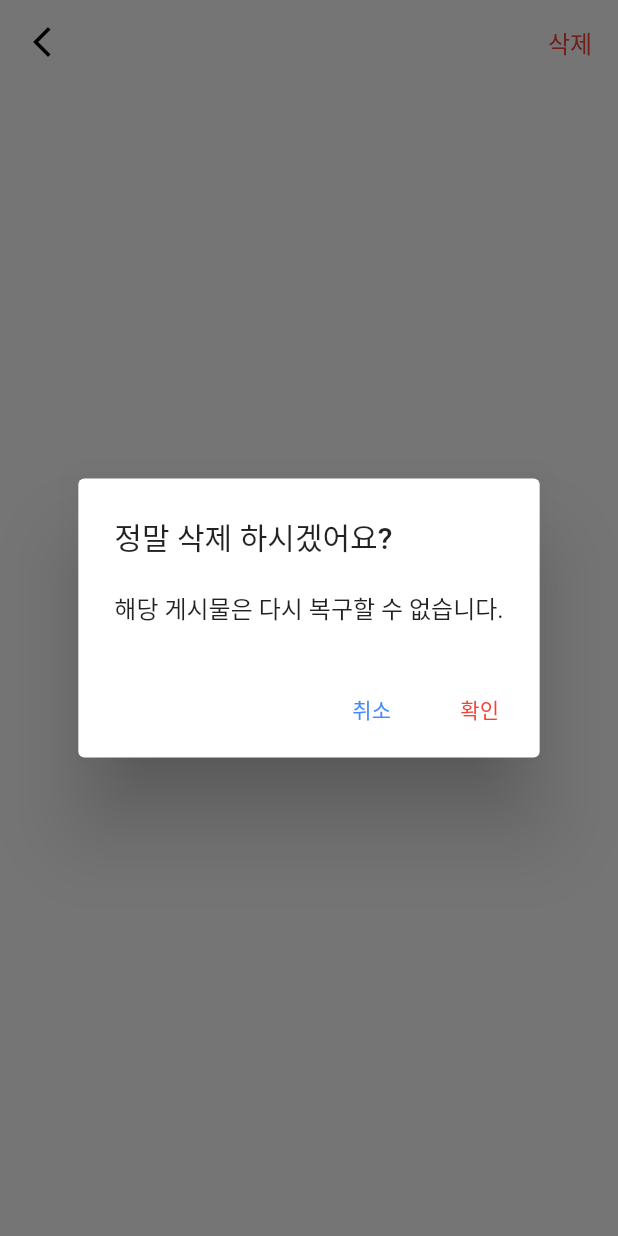
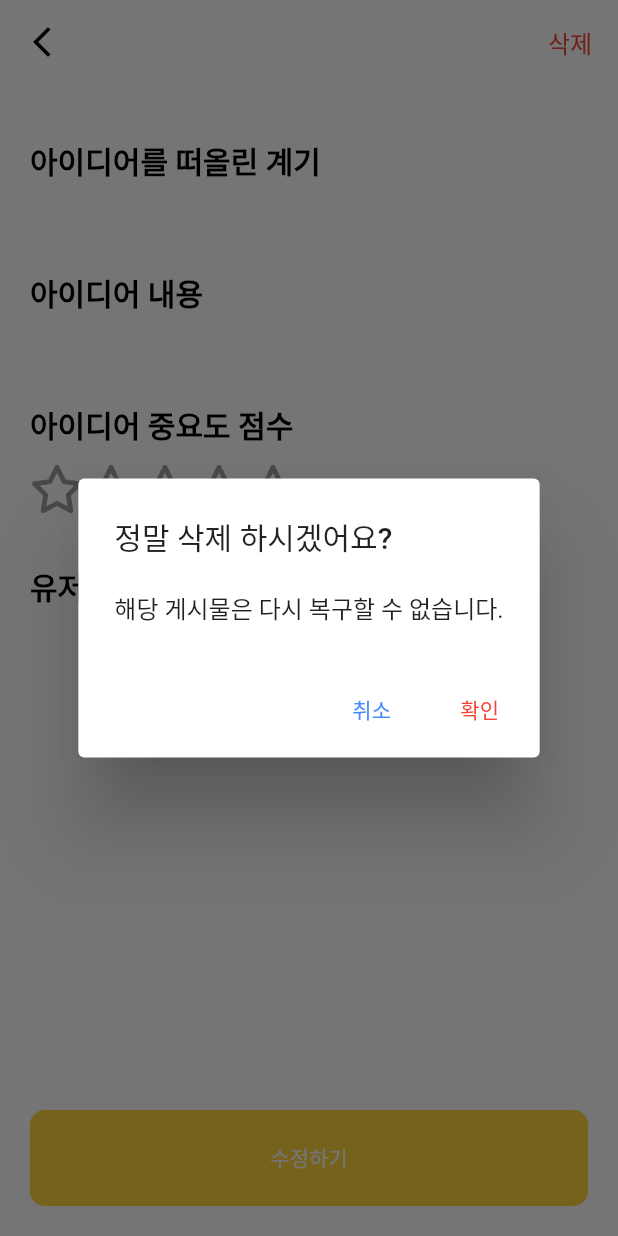
Before and after one commit to academy3746/idea_note5, a Flutter app: the DetailScreen screen opened directly with empty values, after a tap on "삭제", on a phone screen of 412 x 824 dp. Run offline on Flutter 3.47's test engine with Material 3 defaults, Android fonts, the phone set to English and light mode, and no system bars; drawn by our look-alikes of flutter_rating_bar; our stand-ins replace fluttertoast, font_awesome_flutter, sqflite; accounts and stored records are empty.

Commit message:
아이디어 상세 화면...7

```diff
--- a/lib/common/widgets/confirm_button.dart
+++ b/lib/common/widgets/confirm_button.dart
@@ -5,15 +5,19 @@ class ConfirmButton extends StatelessWidget {
   const ConfirmButton({
     super.key,
     required this.btnText,
+    this.margin,
   });
 
   final String btnText;
+
+  final EdgeInsetsGeometry? margin;
 
   @override
   Widget build(BuildContext context) {
     var themeColor = Theme.of(context).primaryColor;
 
     return Container(
+      margin: margin,
       decoration: ShapeDecoration(
         color: themeColor,
         shape: OutlineInputBorder(
--- a/lib/features/detail_screen/detail_screen.dart
+++ b/lib/features/detail_screen/detail_screen.dart
@@ -1,6 +1,9 @@
 import 'package:flutter/material.dart';
+import 'package:idea_note5/common/constants/gaps.dart';
 import 'package:idea_note5/common/constants/sizes.dart';
+import 'package:idea_note5/common/widgets/confirm_button.dart';
 import 'package:idea_note5/common/widgets/delete_button.dart';
+import 'package:idea_note5/common/widgets/score_indicator.dart';
 import 'package:idea_note5/data/db_helper.dart';
 import 'package:idea_note5/data/idea_info.dart';
 
@@ -53,7 +56,127 @@ class _DetailScreenState extends State<DetailScreen> {
           ),
         ],
       ),
-      body: Container(),
+      body: Column(
+        crossAxisAlignment: CrossAxisAlignment.start,
+        children: [
+          Expanded(
+            flex: 1,
+            child: SingleChildScrollView(
+              physics: const ClampingScrollPhysics(),
+              scrollDirection: Axis.vertical,
+              child: Container(
+                margin: const EdgeInsets.all(Sizes.size20),
+                child: Column(
+                  crossAxisAlignment: CrossAxisAlignment.start,
+                  children: [
+                    /// motive
+                    Container(
+                      margin: const EdgeInsets.only(
+                        top: Sizes.size16,
+                        bottom: Sizes.size10,
+                      ),
+                      child: const Text(
+                        '아이디어를 떠올린 계기',
+                        style: TextStyle(
+                          color: Colors.black,
+                          fontSize: Sizes.size20,
+                          fontWeight: FontWeight.bold,
+                        ),
+                      ),
+                    ),
+                    Text(
+                      widget.ideaInfo!.motive,
+                      style: TextStyle(
+                        color: Colors.grey.shade500,
+                        fontSize: Sizes.size14,
+                      ),
+                    ),
+                    Gaps.v16,
+
+                    /// content
+                    Container(
+                      margin: const EdgeInsets.only(
+                        top: Sizes.size16,
+                        bottom: Sizes.size10,
+                      ),
+                      child: const Text(
+                        '아이디어 내용',
+                        style: TextStyle(
+                          color: Colors.black,
+                          fontSize: Sizes.size20,
+                          fontWeight: FontWeight.bold,
+                        ),
+                      ),
+                    ),
+                    Text(
+                      widget.ideaInfo!.content,
+                      style: TextStyle(
+                        color: Colors.grey.shade500,
+                        fontSize: Sizes.size14,
+                      ),
+                    ),
+                    Gaps.v16,
+
+                    /// importance
+                    Container(
+                      margin: const EdgeInsets.only(
+                        top: Sizes.size16,
+                        bottom: Sizes.size10,
+                      ),
+                      child: const Text(
+                        '아이디어 중요도 점수',
+                        style: TextStyle(
+                          color: Colors.black,
+                          fontSize: Sizes.size20,
+                          fontWeight: FontWeight.bold,
+                        ),
+                      ),
+                    ),
+                    ImportanceScore(
+                      ideaInfo: widget.ideaInfo!,
+                      itemSize: Sizes.size36,
+                    ),
+                    Gaps.v16,
+
+                    /// feedback
+                    Container(
+                      margin: const EdgeInsets.only(
+                        top: Sizes.size16,
+                        bottom: Sizes.size10,
+                      ),
+                      child: const Text(
+                        '유저 피드백',
+                        style: TextStyle(
+                          color: Colors.black,
+                          fontSize: Sizes.size20,
+                          fontWeight: FontWeight.bold,
+                        ),
+                      ),
+                    ),
+                    Text(
+                      widget.ideaInfo!.feedback!,
+                      style: TextStyle(
+                        color: Colors.grey.shade500,
+                        fontSize: Sizes.size14,
+                      ),
+                    ),
+                    Gaps.v16,
+                  ],
+                ),
+              ),
+            ),
+          ),
+
+          /// IdeaInfo UPDATE
+          GestureDetector(
+            onTap: () {},
+            child: const ConfirmButton(
+              margin: EdgeInsets.all(Sizes.size20),
+              btnText: '수정하기',
+            ),
+          ),
+        ],
+      ),
     );
   }
 }
```
